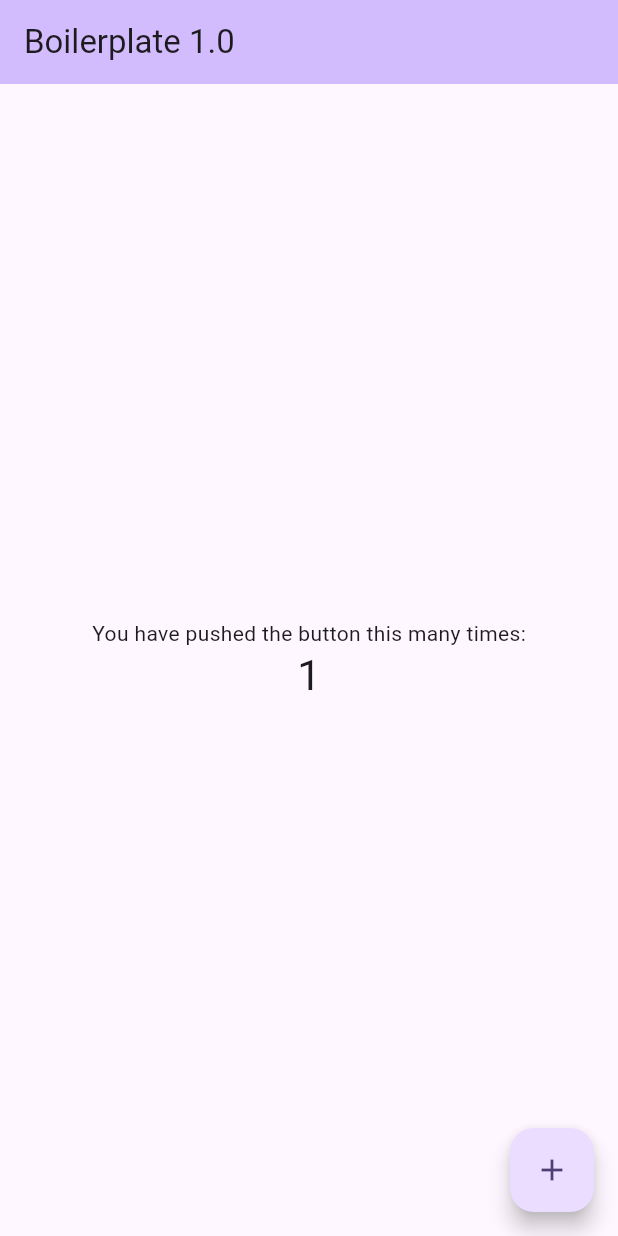
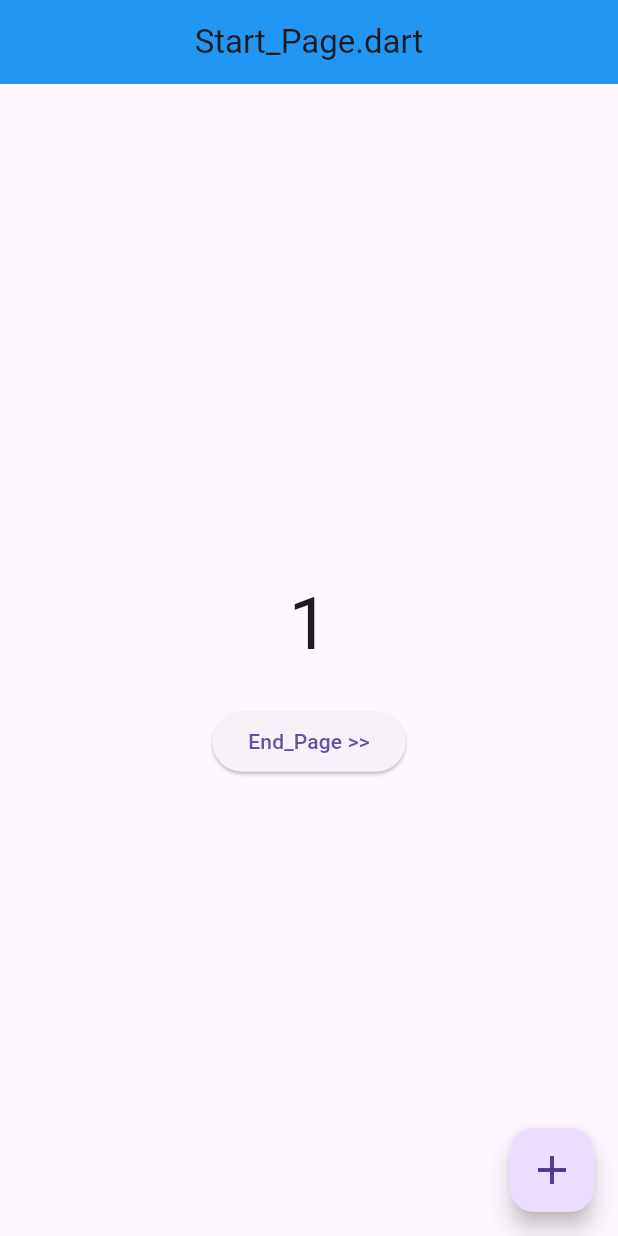
Before and after one commit to redfrogred/boilerplate, a Flutter app: the screen it shows after launch, after a tap on the "add" icon, on a phone screen of 412 x 824 dp. Run offline on Flutter 3.47's test engine with Material 3 defaults, Android fonts, the phone set to English and light mode, and no system bars.

```diff
--- a/lib/main.dart
+++ b/lib/main.dart
@@ -1,125 +1,44 @@
+//  packages
 import 'package:flutter/material.dart';
+import 'package:provider/provider.dart';
+import 'providers/Count.dart';
+
+//  pages
+import './pages/Start_Page.dart';
+import './pages/End_Page.dart';
+
 
 void main() {
-  runApp(const MyApp());
+  runApp( MultiProvider (
+  providers: [ ChangeNotifierProvider(create: (_) => Count()),],
+  child: MyApp()) );
 }
 
 class MyApp extends StatelessWidget {
-  const MyApp({super.key});
+  const MyApp({ super.key });
+
+  // (this page) variables
+  final String filename = 'main.dart';
+
+  // (this page) methods
+  void _buildTriggered() {
+    //  Utils.log( filename, '== "${ Config.app_name }" ver ${ Config.app_version } ==');
+  }
 
   // This widget is the root of your application.
   @override
   Widget build(BuildContext context) {
+
+    _buildTriggered();
+
     return MaterialApp(
-      title: 'Flutter Demo',
-      theme: ThemeData(
-        // This is the theme of your application.
-        //
-        // TRY THIS: Try running your application with "flutter run". You'll see
-        // the application has a purple toolbar. Then, without quitting the app,
-        // try changing the seedColor in the colorScheme below to Colors.green
-        // and then invoke "hot reload" (save your changes or press the "hot
-        // reload" button in a Flutter-supported IDE, or press "r" if you used
-        // the command line to start the app).
-        //
-        // Notice that the counter didn't reset back to zero; the application
-        // state is not lost during the reload. To reset the state, use hot
-        // restart instead.
-        //
-        // This works for code too, not just values: Most code changes can be
-        // tested with just a hot reload.
-        colorScheme: ColorScheme.fromSeed(seedColor: Colors.deepPurple),
-        useMaterial3: true,
-      ),
-      home: const MyHomePage(title: 'Boilerplate 1.0'),
+      debugShowCheckedModeBanner: true,
+      initialRoute: 'Start_Page',
+
+      routes: {
+        'Start_Page': (context) => const Start_Page(),
+        'End_Page': (context) => const End_Page(),
+      },
     );
   }
 }
-
-class MyHomePage extends StatefulWidget {
-  const MyHomePage({super.key, required this.title});
-
-  // This widget is the home page of your application. It is stateful, meaning
-  // that it has a State object (defined below) that contains fields that affect
-  // how it looks.
-
-  // This class is the configuration for the state. It holds the values (in this
-  // case the title) provided by the parent (in this case the App widget) and
-  // used by the build method of the State. Fields in a Widget subclass are
-  // always marked "final".
-
-  final String title;
-
-  @override
-  State<MyHomePage> createState() => _MyHomePageState();
-}
-
-class _MyHomePageState extends State<MyHomePage> {
-  int _counter = 0;
-
-  void _incrementCounter() {
-    setState(() {
-      // This call to setState tells the Flutter framework that something has
-      // changed in this State, which causes it to rerun the build method below
-      // so that the display can reflect the updated values. If we changed
-      // _counter without calling setState(), then the build method would not be
-      // called again, and so nothing would appear to happen.
-      _counter++;
-    });
-  }
-
-  @override
-  Widget build(BuildContext context) {
-    // This method is rerun every time setState is called, for instance as done
-    // by the _incrementCounter method above.
-    //
-    // The Flutter framework has been optimized to make rerunning build methods
-    // fast, so that you can just rebuild anything that needs updating rather
-    // than having to individually change instances of widgets.
-    return Scaffold(
-      appBar: AppBar(
-        // TRY THIS: Try changing the color here to a specific color (to
-        // Colors.amber, perhaps?) and trigger a hot reload to see the AppBar
-        // change color while the other colors stay the same.
-        backgroundColor: Theme.of(context).colorScheme.inversePrimary,
-        // Here we take the value from the MyHomePage object that was created by
-        // the App.build method, and use it to set our appbar title.
-        title: Text(widget.title),
-      ),
-      body: Center(
-        // Center is a layout widget. It takes a single child and positions it
-        // in the middle of the parent.
-        child: Column(
-          // Column is also a layout widget. It takes a list of children and
-          // arranges them vertically. By default, it sizes itself to fit its
-          // children horizontally, and tries to be as tall as its parent.
-          //
-          // Column has various properties to control how it sizes itself and
-          // how it positions its children. Here we use mainAxisAlignment to
-          // center the children vertically; the main axis here is the vertical
-          // axis because Columns are vertical (the cross axis would be
-          // horizontal).
-          //
-          // TRY THIS: Invoke "debug painting" (choose the "Toggle Debug Paint"
-          // action in the IDE, or press "p" in the console), to see the
-          // wireframe for each widget.
-          mainAxisAlignment: MainAxisAlignment.center,
-          children: <Widget>[
-            const Text(
-              'You have pushed the button this many times:',
-            ),
-            Text(
-              '$_counter',
-              style: Theme.of(context).textTheme.headlineMedium,
-            ),
-          ],
-        ),
-      ),
-      floatingActionButton: FloatingActionButton(
-        onPressed: _incrementCounter,
-        tooltip: 'Increment',
-        child: const Icon(Icons.add),
-      ), // This trailing comma makes auto-formatting nicer for build methods.
-    );
-  }
-}
--- /dev/null
+++ b/lib/pages/Start_Page.dart
@@ -0,0 +1,97 @@
+// ignore_for_file: camel_case_types
+
+import 'package:flutter/material.dart';
+import 'package:provider/provider.dart';
+
+//  pages
+import '../providers/Count.dart';
+
+class Start_Page extends StatefulWidget {
+  const Start_Page({super.key});
+
+  @override
+  State<Start_Page> createState() => _Start_PageState();
+}
+
+class _Start_PageState extends State<Start_Page> {
+  // (this page) variables
+  final String filename = 'Start_Page.dart';
+
+  // (this page) init and dispose
+  @override
+  void initState() {
+    super.initState();
+    // Utils.log( filename, 'initState()' );
+    WidgetsBinding.instance
+        .addPostFrameCallback((_) => _addPostFrameCallbackTriggered(context));
+
+    //  setupApp();
+  }
+
+  @override
+  void dispose() {
+    // Utils.log( filename, 'dispose()');
+    super.dispose();
+  }
+
+  // (this page) methods
+  void _buildTriggered() {
+    // Utils.log( filename, '_buildTriggered()');
+  }
+
+  // addPostFrameCallback" is called after build completed
+  void _addPostFrameCallbackTriggered(context) {
+    // Utils.log( filename, '_addPostFrameCallbackTriggered() (build completed)');
+  }
+
+  @override
+  Widget build(BuildContext context) {
+    _buildTriggered();
+
+    return PopScope(
+      canPop: false, // prevent back
+      onPopInvoked: (_) async {
+        print('tried to use back but denied!');
+      },
+      child: SafeArea(
+        child: Scaffold(
+          appBar: AppBar(
+            automaticallyImplyLeading: true,
+            title: Text(filename),
+            centerTitle: true,
+            backgroundColor: Colors.blue,
+          ),
+          body: Container(
+            width: double.infinity,
+            color: Colors.transparent,
+            child: Column(
+              mainAxisAlignment: MainAxisAlignment.center,
+              crossAxisAlignment: CrossAxisAlignment.center,
+              children: [
+                Padding(
+                  padding: EdgeInsets.fromLTRB(0,20,0,20),
+                  child: Text( context.watch<Count>().show_counter_value,
+                      style: const TextStyle( fontSize: 48)
+                    ),
+                ),
+                ElevatedButton(
+                  child: const Text('End_Page >>'),
+                  onPressed: () {
+                    Navigator.of(context).pushNamed('End_Page');
+                    return;
+                  },
+                ),
+              ],
+            ),
+          ),
+          floatingActionButton: FloatingActionButton(
+            onPressed: () {
+              context.read<Count>().increment();
+            },
+            child: const Icon(Icons.add, size: 32),
+          ),
+        ),
+      ),
+    );
+  }
+}
--- /dev/null
+++ b/lib/providers/Count.dart
@@ -0,0 +1,23 @@
+// ignore_for_file: file_names, non_constant_identifier_names
+
+import 'package:flutter/material.dart';
+
+class Count with ChangeNotifier {
+
+  //  private variables
+  int _count = 0;
+
+  // Provider getters
+  get show_counter_value => _count.toString();
+
+  //  setters
+  void increment() {
+    _count++;
+    notifyListeners();
+  }
+
+  void reset() {
+    _count = -1;
+    notifyListeners();
+  }
+}
--- a/pubspec.yaml
+++ b/pubspec.yaml
@@ -11,6 +11,7 @@ dependencies:
     sdk: flutter
 
   cupertino_icons: ^1.0.8
+  provider: ^6.0.2
 
 dev_dependencies:
   flutter_test:
```
Also changed, not shown: lib/pages/End_Page.dart (added, +68 -0 lines), 1 other file.
